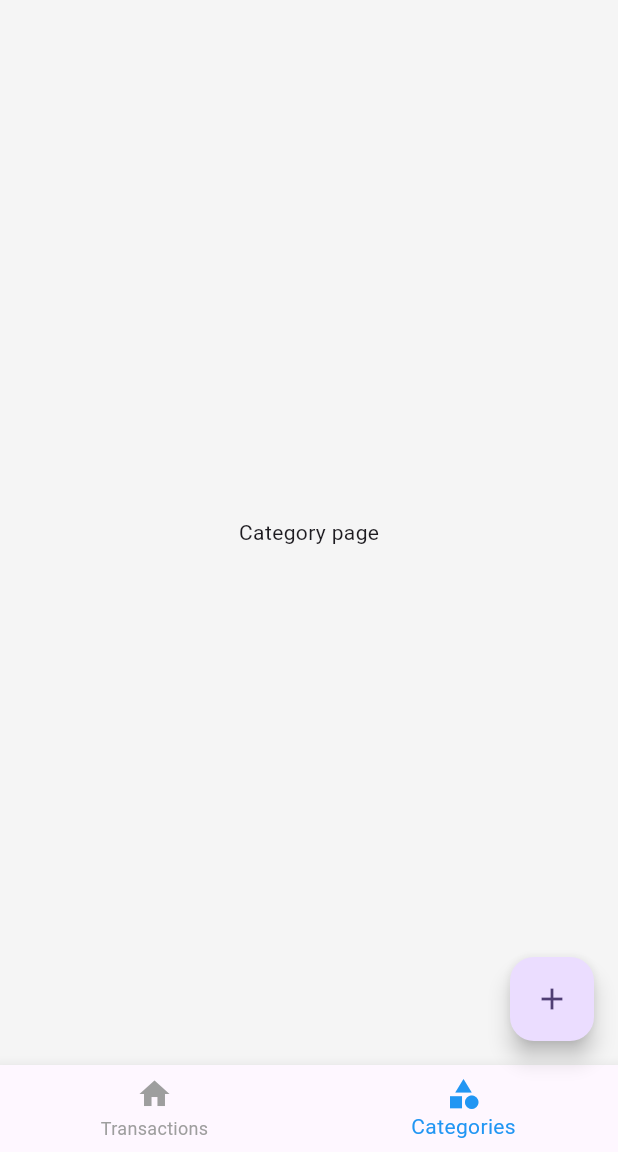
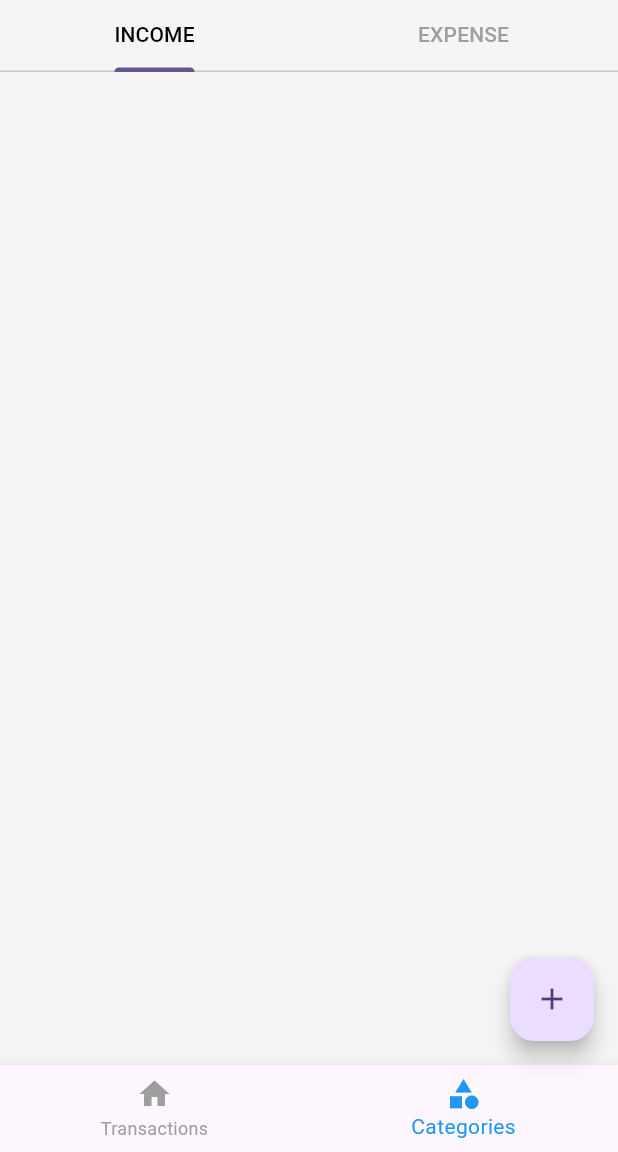
Before and after one commit to flutter-preview/IsmailKoormath-Money-Management, a Flutter app: the screen it shows after launch, item 2 of the bottom bar chosen, on a phone screen of 412 x 824 dp, the part 84-1236 px from its top. Run offline on Flutter 3.47's test engine with Material 2 defaults, Android fonts, the phone set to English and light mode, and no system bars.

Commit message:
add tabs in category page

```diff
--- a/lib/main.dart
+++ b/lib/main.dart
@@ -18,7 +18,7 @@ class MyApp extends StatelessWidget {
         colorScheme: ColorScheme.fromSeed(seedColor: Colors.deepPurple),
         useMaterial3: true,
       ),
-      home: const Home_screen(),
+      home: Home_screen(),
     );
   }
 }
--- a/lib/screens/Home_screen/home_screen.dart
+++ b/lib/screens/Home_screen/home_screen.dart
@@ -4,11 +4,11 @@ import 'package:money_management/screens/category_screen.dart/category_screen.da
 import 'package:money_management/screens/transaction_screen/transationscreen.dart';
 
 class Home_screen extends StatelessWidget {
-  const Home_screen({super.key});
+  Home_screen({super.key});
 
   static ValueNotifier<int> selectedIndexNotifier = ValueNotifier(0);
 
-  final _pages = const [
+  final _pages = [
     Transaction_Screen(),
     Category_Screen(),
   ];
--- a/lib/screens/category_screen.dart/category_screen.dart
+++ b/lib/screens/category_screen.dart/category_screen.dart
@@ -1,10 +1,40 @@
 import 'package:flutter/material.dart';
 
-class Category_Screen extends StatelessWidget {
+class Category_Screen extends StatefulWidget {
   const Category_Screen({super.key});
 
   @override
+  State<Category_Screen> createState() => _Category_ScreenState();
+}
+
+class _Category_ScreenState extends State<Category_Screen>
+    with SingleTickerProviderStateMixin {
+  late TabController _tabController;
+
+  @override
+  void initState() {
+    _tabController = TabController(length: 2, vsync: this);
+    super.initState();
+  }
+
+  @override
   Widget build(BuildContext context) {
-    return Center(child: Text('Category page'));
+    return Column(
+      children: [
+        TabBar(
+          controller: _tabController,
+          labelColor: Colors.black,
+          unselectedLabelColor: Colors.grey,
+          tabs: [
+            Tab(
+              text: 'INCOME',
+            ),
+            Tab(
+              text: 'EXPENSE',
+            ),
+          ],
+        ),
+      ],
+    );
   }
 }
```
